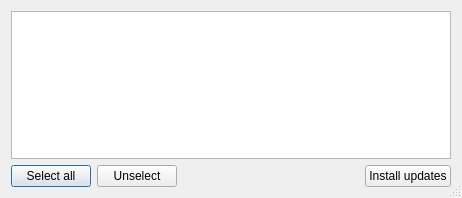
Before: the Qt Designer form src/AnyWave/Updater/AwUpdaterGui.ui in HIP-infrastructure/anywave-code, drawn with Qt 5.
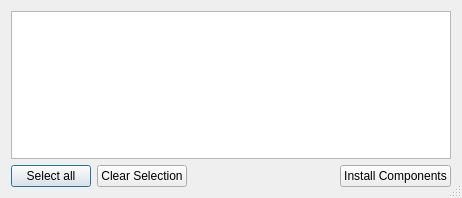
After: the same form once the commit is applied. Icons and pictures are not drawn.

Patch:
```diff
--- a/src/AnyWave/Updater/AwUpdaterGui.ui
+++ b/src/AnyWave/Updater/AwUpdaterGui.ui
@@ -32,7 +32,7 @@
      <item>
       <widget class="QPushButton" name="buttonUnselect">
        <property name="text">
-        <string>Unselect</string>
+        <string>Clear Selection</string>
        </property>
       </widget>
      </item>
@@ -58,7 +58,7 @@
         </sizepolicy>
        </property>
        <property name="text">
-        <string>Install updates</string>
+        <string>Install Components</string>
        </property>
       </widget>
      </item>
```
Left out of the diff: 8 changed lines with no effect on the pictures.
